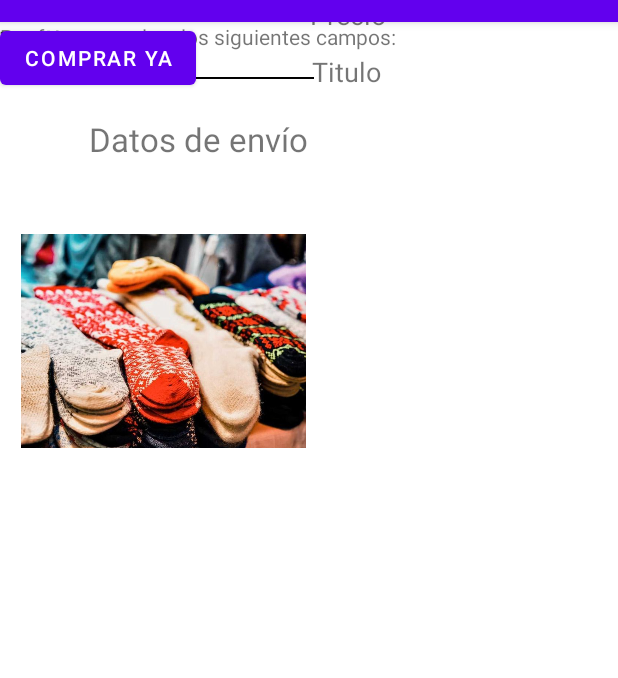
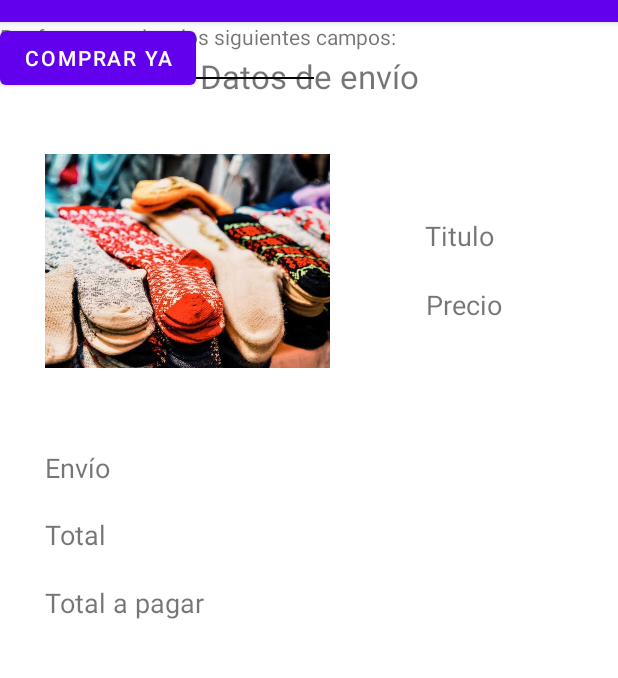
Before and after one commit to Natalia670/AndroidFinalProject, an Android app: the fragment BuyProductFragment shown on its own in the app's theme, on a phone screen of 412 x 824 dp, the part 62-740 px from its top. Run offline under Robolectric (Android 15) with nearby library versions, the phone set to English and light mode, and no system bars.

```diff
--- a/app/src/main/res/layout/activity_splash.xml
+++ b/app/src/main/res/layout/activity_splash.xml
@@ -4,13 +4,13 @@
     xmlns:tools="http://schemas.android.com/tools"
     android:layout_width="match_parent"
     android:layout_height="match_parent"
-    tools:context=".SpashActivity">
+    tools:context=".SplashActivity">
 
     <ProgressBar
         android:id="@+id/progressBar"
         style="?android:attr/progressBarStyleHorizontal"
         android:layout_width="141dp"
-        android:layout_height="41dp"
+        android:layout_height="wrap_content"
         app:layout_constraintBottom_toBottomOf="parent"
         app:layout_constraintEnd_toEndOf="parent"
         app:layout_constraintHorizontal_bias="0.525"
--- a/app/src/main/res/layout/fragment_buy_product.xml
+++ b/app/src/main/res/layout/fragment_buy_product.xml
@@ -4,89 +4,130 @@
     xmlns:tools="http://schemas.android.com/tools"
     android:id="@+id/scrollView"
     android:layout_width="match_parent"
-    android:layout_height="match_parent"
+    android:layout_height="wrap_content"
     tools:context=".BuyProductFragment">
 
     <androidx.constraintlayout.widget.ConstraintLayout
         android:id="@+id/frameLayout4"
-        android:layout_width="wrap_content"
+        android:layout_width="match_parent"
         android:layout_height="wrap_content">
+
+        <androidx.constraintlayout.widget.Guideline
+            android:id="@+id/leftMargin_guideline"
+            android:layout_width="wrap_content"
+            android:layout_height="wrap_content"
+            android:orientation="vertical"
+            app:layout_constraintGuide_begin="30dp" />
+
+        <androidx.constraintlayout.widget.Guideline
+            android:id="@+id/rightMargin_guideline"
+            android:layout_width="wrap_content"
+            android:layout_height="wrap_content"
+            android:orientation="vertical"
+            app:layout_constraintEnd_toEndOf="parent"
+            app:layout_constraintGuide_end="30dp" />
+
+        <androidx.constraintlayout.widget.Guideline
+            android:id="@+id/infoProduct_guideline"
+            android:layout_width="wrap_content"
+            android:layout_height="wrap_content"
+            android:orientation="horizontal"
+            app:layout_constraintGuide_begin="285dp" />
 
         <ImageView
             android:id="@+id/imageView3"
             android:layout_width="190dp"
             android:layout_height="177dp"
-            android:layout_marginTop="124dp"
+            android:contentDescription="ProductImage"
             android:src="@drawable/img1"
-            app:layout_constraintEnd_toEndOf="parent"
-            app:layout_constraintHorizontal_bias="0.192"
-            app:layout_constraintStart_toStartOf="parent"
-            app:layout_constraintTop_toTopOf="parent" />
+            app:layout_constraintBottom_toTopOf="@+id/infoProduct_guideline"
+            app:layout_constraintEnd_toStartOf="@+id/rightMargin_guideline"
+            app:layout_constraintHorizontal_bias="0.0"
+            app:layout_constraintStart_toStartOf="@+id/leftMargin_guideline"
+            app:layout_constraintTop_toTopOf="parent"
+            app:layout_constraintVertical_bias="0.657" />
 
         <TextView
             android:id="@+id/textView"
             android:layout_width="wrap_content"
             android:layout_height="wrap_content"
-            android:layout_marginTop="32dp"
             android:text="Datos de envío"
-            android:textSize="22dp"
+            android:textSize="22sp"
             app:layout_constraintBottom_toTopOf="@+id/imageView3"
-            app:layout_constraintEnd_toEndOf="parent"
-            app:layout_constraintStart_toStartOf="parent"
-            app:layout_constraintTop_toTopOf="parent" />
+            app:layout_constraintEnd_toStartOf="@+id/rightMargin_guideline"
+            app:layout_constraintStart_toStartOf="@+id/leftMargin_guideline"
+            app:layout_constraintTop_toTopOf="parent"
+            app:layout_constraintVertical_bias="0.521" />
 
         <TextView
             android:id="@+id/titleBuyProduct"
             android:layout_width="wrap_content"
             android:layout_height="wrap_content"
             android:text="Titulo"
-            android:textSize="18dp"
+            android:textSize="18sp"
             app:layout_constraintBottom_toTopOf="@+id/priceBuyProduct2"
-            app:layout_constraintEnd_toEndOf="parent"
-            app:layout_constraintHorizontal_bias="0.264"
+            app:layout_constraintEnd_toStartOf="@+id/rightMargin_guideline"
+            app:layout_constraintHorizontal_bias="0.547"
             app:layout_constraintStart_toEndOf="@+id/imageView3"
             app:layout_constraintTop_toBottomOf="@+id/textView"
-            app:layout_constraintVertical_bias="0.532" />
+            app:layout_constraintVertical_bias="0.785" />
+
+        <androidx.constraintlayout.widget.Guideline
+            android:id="@+id/total_guideline"
+            android:layout_width="wrap_content"
+            android:layout_height="wrap_content"
+            android:orientation="horizontal"
+            app:layout_constraintGuide_begin="400dp" />
+
 
         <TextView
             android:id="@+id/titleBuyProduct3"
             android:layout_width="wrap_content"
             android:layout_height="wrap_content"
             android:text="Envío"
-            android:textSize="18dp"
-            tools:layout_editor_absoluteX="32dp"
-            tools:layout_editor_absoluteY="332dp" />
+            android:textSize="18sp"
+            app:layout_constraintEnd_toStartOf="@+id/rightMargin_guideline"
+            app:layout_constraintHorizontal_bias="0.0"
+            app:layout_constraintStart_toStartOf="@+id/leftMargin_guideline"
+            app:layout_constraintTop_toTopOf="@+id/infoProduct_guideline" />
 
         <TextView
             android:id="@+id/totalBuyProduct4"
             android:layout_width="wrap_content"
-            android:layout_height="wrap_content"
+            android:layout_height="0dp"
+            android:layout_marginTop="20dp"
             android:text="Total"
-            android:textSize="18dp"
-            tools:layout_editor_absoluteX="32dp"
-            tools:layout_editor_absoluteY="374dp" />
+            android:textSize="18sp"
+            app:layout_constraintEnd_toStartOf="@+id/rightMargin_guideline"
+            app:layout_constraintHorizontal_bias="0.0"
+            app:layout_constraintStart_toStartOf="@+id/leftMargin_guideline"
+            app:layout_constraintTop_toBottomOf="@+id/titleBuyProduct3" />
 
         <TextView
             android:id="@+id/trueTotalBuyProduct5"
             android:layout_width="wrap_content"
             android:layout_height="wrap_content"
             android:text="Total a pagar"
-            android:textSize="18dp"
-            tools:layout_editor_absoluteX="32dp"
-            tools:layout_editor_absoluteY="412dp" />
+            android:textSize="18sp"
+            app:layout_constraintBottom_toTopOf="@+id/total_guideline"
+            app:layout_constraintEnd_toStartOf="@+id/rightMargin_guideline"
+            app:layout_constraintHorizontal_bias="0.0"
+            app:layout_constraintStart_toStartOf="@+id/leftMargin_guideline"
+            app:layout_constraintTop_toBottomOf="@+id/totalBuyProduct4"
+            app:layout_constraintVertical_bias="0.962" />
 
         <TextView
             android:id="@+id/priceBuyProduct2"
             android:layout_width="wrap_content"
-            android:layout_height="wrap_content"
+            android:layout_height="0dp"
+            android:layout_marginStart="64dp"
+            android:layout_marginBottom="84dp"
             android:text="Precio"
-            android:textSize="18dp"
-            app:layout_constraintBottom_toTopOf="@+id/titleBuyProduct3"
-            app:layout_constraintEnd_toEndOf="parent"
-            app:layout_constraintHorizontal_bias="0.277"
-            app:layout_constraintStart_toEndOf="@+id/imageView3"
-            app:layout_constraintTop_toTopOf="parent"
-            app:layout_constraintVertical_bias="0.717" />
+            android:textSize="18sp"
+            app:layout_constraintBottom_toTopOf="@+id/infoProduct_guideline"
+            app:layout_constraintEnd_toStartOf="@+id/rightMargin_guideline"
+            app:layout_constraintHorizontal_bias="0.0"
+            app:layout_constraintStart_toEndOf="@+id/imageView3" />
 
         <TextView
             android:id="@+id/textView7"
@@ -171,8 +212,8 @@
             android:ems="10"
             android:hint="Ciudad"
             android:inputType="textPersonName"
-            tools:layout_editor_absoluteX="66dp"
-            tools:layout_editor_absoluteY="875dp" />
+            tools:layout_editor_absoluteX="165dp"
+            tools:layout_editor_absoluteY="848dp" />
 
         <EditText
             android:id="@+id/editTextTextPersonName10"
@@ -224,10 +265,7 @@
             tools:layout_editor_absoluteX="30dp"
             tools:layout_editor_absoluteY="764dp" />
 
-        <androidx.constraintlayout.widget.Guideline
-            android:id="@+id/guideline8"
-            android:layout_width="wrap_content"
-            android:layout_height="wrap_content"
-            android:orientation="horizontal" />
+
+
     </androidx.constraintlayout.widget.ConstraintLayout>
 </ScrollView>
--- a/app/src/main/res/layout/fragment_catalogue.xml
+++ b/app/src/main/res/layout/fragment_catalogue.xml
@@ -2,7 +2,7 @@
 <androidx.constraintlayout.widget.ConstraintLayout xmlns:android="http://schemas.android.com/apk/res/android"
     xmlns:app="http://schemas.android.com/apk/res-auto"
     xmlns:tools="http://schemas.android.com/tools"
-    android:id="@+id/frameLayout2"
+    android:id="@+id/catalogue_fragment"
     android:layout_width="match_parent"
     android:layout_height="match_parent"
     tools:context=".CatalogueFragment">
@@ -13,6 +13,7 @@
         android:layout_height="match_parent"
         android:layout_marginStart="60dp"
         app:layout_constraintBottom_toBottomOf="parent"
+        app:layout_constraintEnd_toEndOf="parent"
         app:layout_constraintStart_toStartOf="parent"
         app:layout_constraintTop_toTopOf="parent"
         app:layout_constraintVertical_bias="0.0"
--- a/app/src/main/res/layout/fragment_home.xml
+++ b/app/src/main/res/layout/fragment_home.xml
@@ -2,7 +2,7 @@
 <androidx.constraintlayout.widget.ConstraintLayout xmlns:android="http://schemas.android.com/apk/res/android"
     xmlns:app="http://schemas.android.com/apk/res-auto"
     xmlns:tools="http://schemas.android.com/tools"
-    android:id="@+id/frameLayout"
+    android:id="@+id/home_fragment"
     android:layout_width="match_parent"
     android:layout_height="match_parent"
     tools:context=".HomeFragment">
```
Also changed, not shown: app/src/main/java/com/example/finalproject_creativebaz/HomeFragment.kt (+7 -2 lines), app/src/main/java/com/example/finalproject_creativebaz/MainActivity.kt (+15 -1 lines), app/src/main/res/layout/activity_main.xml (+9 -1 lines), app/src/main/res/layout/product_preview.xml (+2 -6 lines), app/src/main/res/navigation/navigation.xml (+12 -12 lines).
